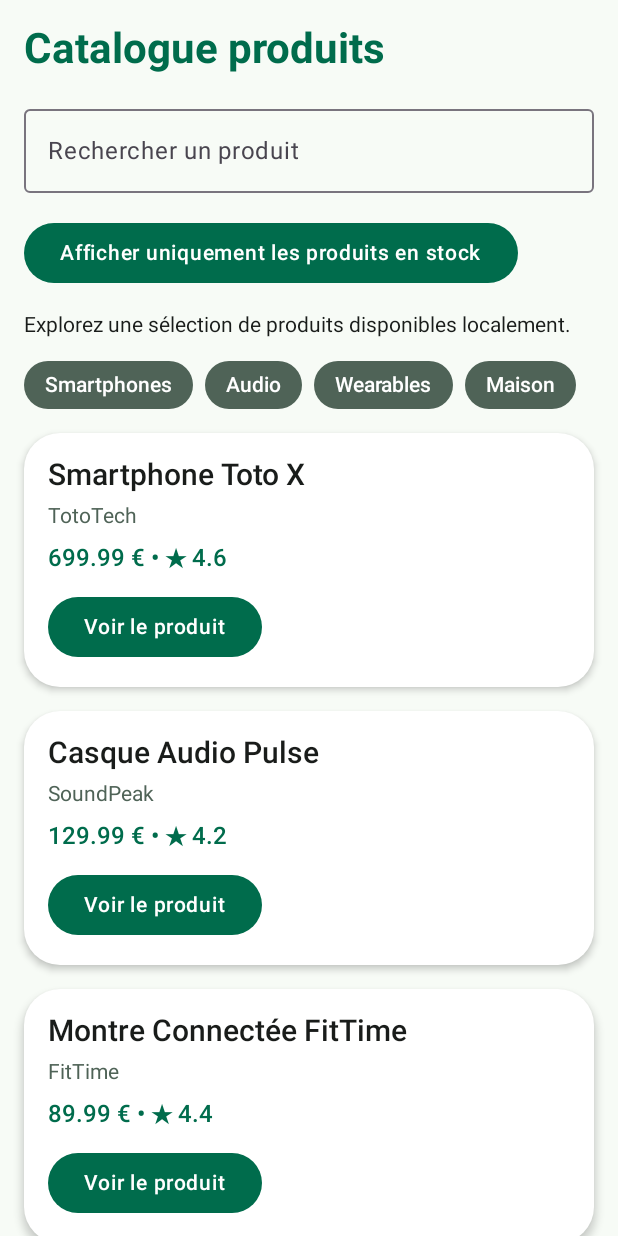
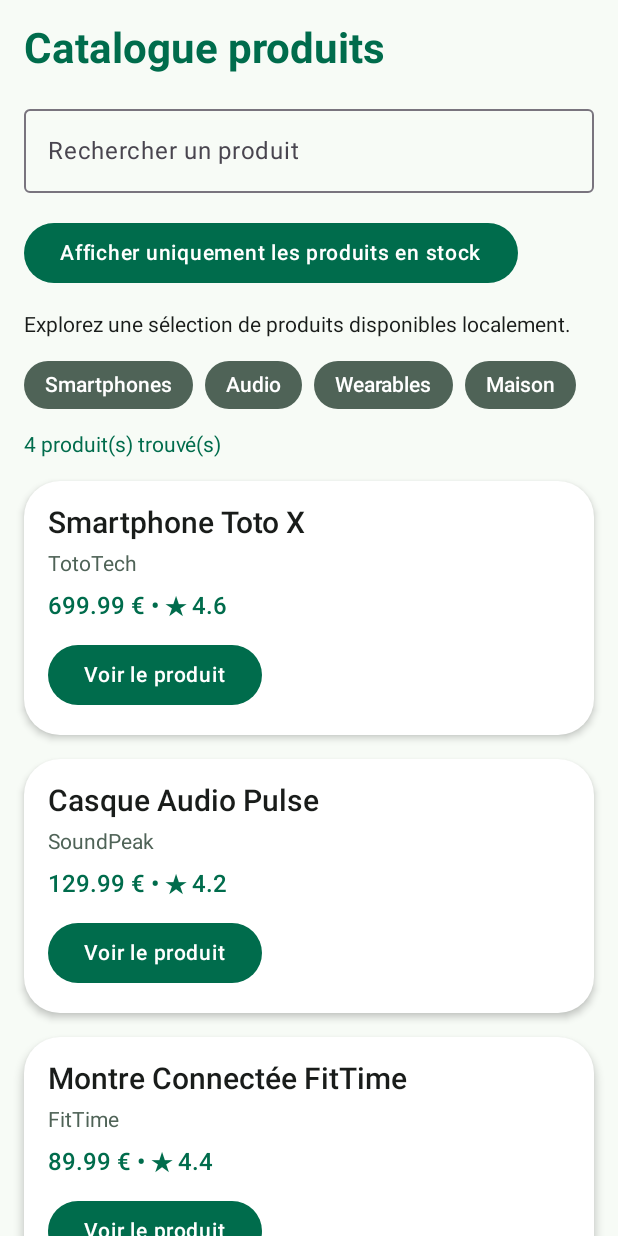
Before and after one commit to AlexTng44000/ProductExplorer, an Android app built with Jetpack Compose: the screen it shows after launch (MainActivity), on a phone screen of 412 x 824 dp. Run offline under Robolectric (Android 15) with nearby library versions, the phone set to English and light mode, and no system bars.

Commit message:
feat: TP8 display filtered products count

```diff
--- a/app/src/main/java/com/example/productexplorer/MainActivity.kt
+++ b/app/src/main/java/com/example/productexplorer/MainActivity.kt
@@ -796,6 +796,14 @@ fun ProductCatalogScreen(
             CategoryRow(categories = sampleCategories())
         }
 
+        item {
+            Text(
+                text = "${filteredProducts.size} produit(s) trouvé(s)",
+                style = MaterialTheme.typography.bodyMedium,
+                color = MaterialTheme.colorScheme.primary
+            )
+        }
+
         items(
             items = filteredProducts,
             key = { product -> product.id }
```
